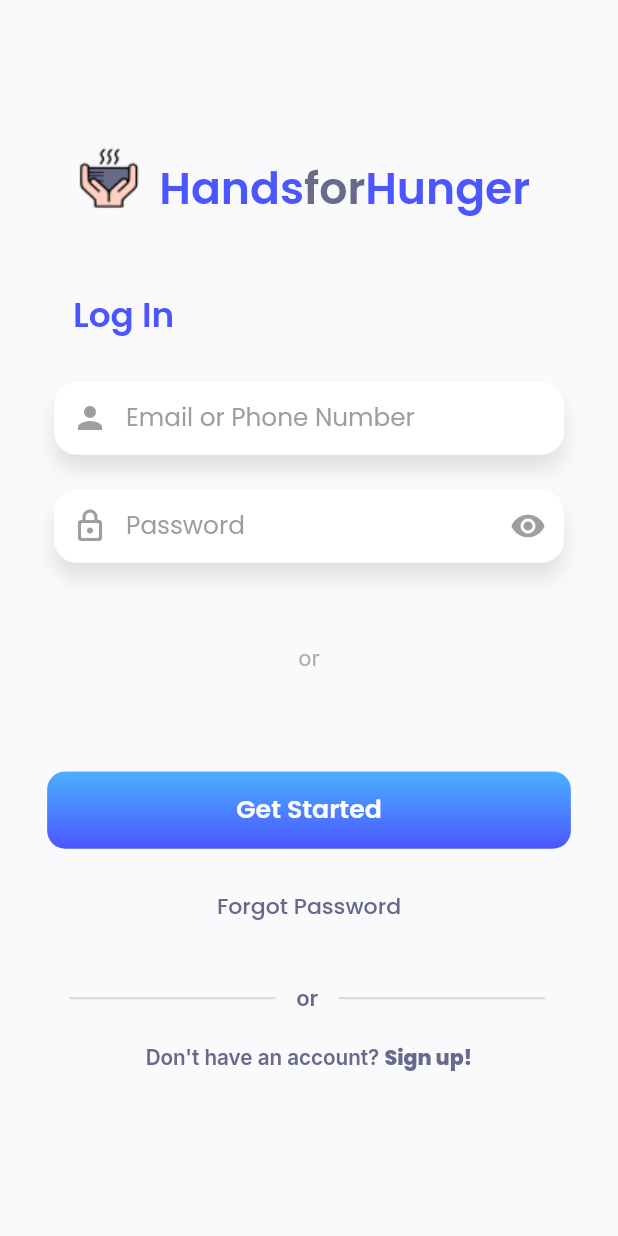
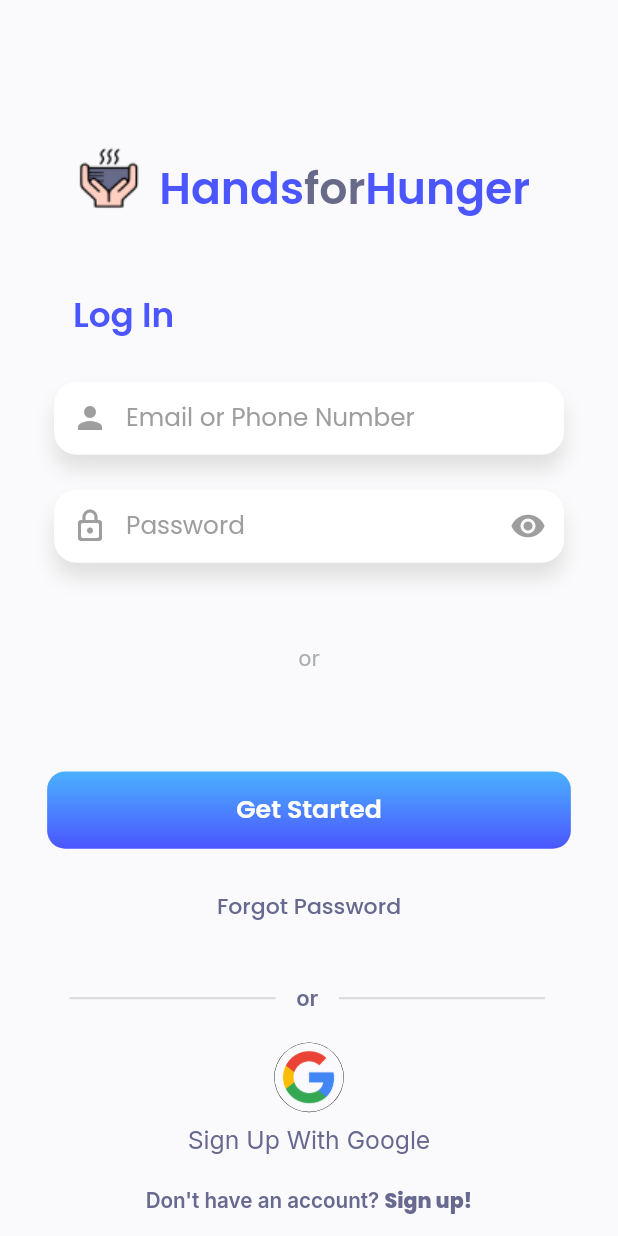
Before and after one commit to opencodeiiita/HandsForHunger, a Flutter app: the LogInPage screen opened directly, on a phone screen of 412 x 824 dp. Run offline on Flutter 3.47's test engine with Material 2 defaults, Android fonts, the phone set to English and light mode, and no system bars; our stand-ins replace animated_splash_screen, firebase_core, google_fonts; accounts and stored records are empty.

Commit message:
Added Button

```diff
--- a/lib/logIn.dart
+++ b/lib/logIn.dart
@@ -167,11 +167,36 @@ class _LogInPageState extends State<LogInPage> {
                 height: h / 40,
               ),
               GestureDetector(
+                child: CircleAvatar(
+                  radius: 23.2,
+                  backgroundColor: Colors.black,
+                  child: CircleAvatar(
+                    radius: 23,
+                    child: Image.asset(
+                      'images/google_logo.png',
+                    ),
+                    backgroundColor: Color(0xffFAFAFC),
+                  ),
+                ),
+              ),
+              SizedBox(
+                height: h / 100,
+              ),
+              Text(
+                'Sign Up With Google',
+                style: GoogleFonts.inter(
+                    fontSize: w / 25,
+                    fontWeight: FontWeight.w400,
+                    color: Color(0xff67698F)),
+              ),
+              SizedBox(
+                height: h / 40,
+              ),
+              GestureDetector(
                 onTap: () {
                   Navigator.push(context,
                       MaterialPageRoute(builder: (context) => Registpage()));
                 },
-                child: Container(
                 child: RichText(
                   text: TextSpan(
                       text: 'Don\'t have an account? ',
@@ -188,7 +213,6 @@ class _LogInPageState extends State<LogInPage> {
                               color: Color(0xff67698E)),
                         )
                       ]),
-                  ),
                 ),
               ),
 
```
Lines whose indentation alone changed are shown as unchanged.
